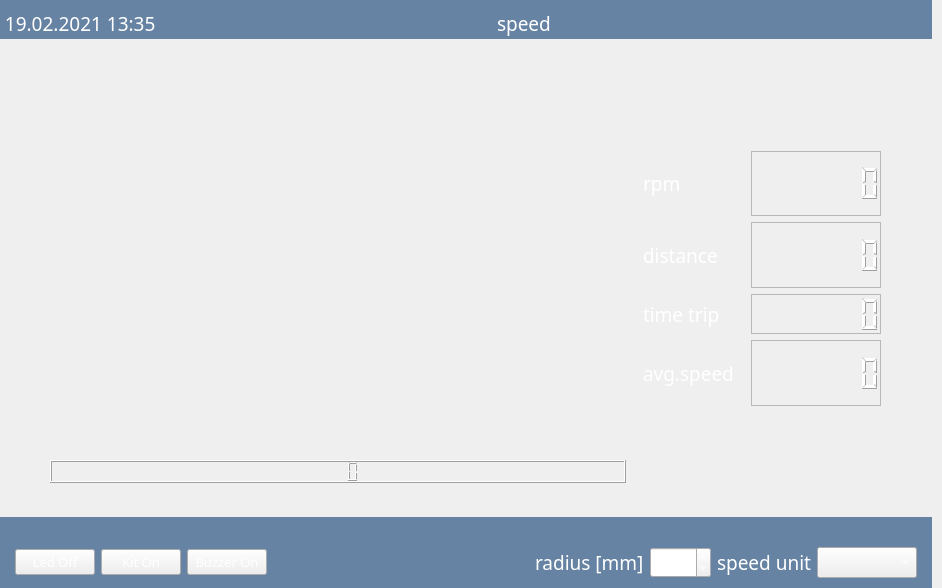
Before: the Qt Designer form mainwindow.ui in piotrw777/hall_sensor_gui, drawn with Qt 5.
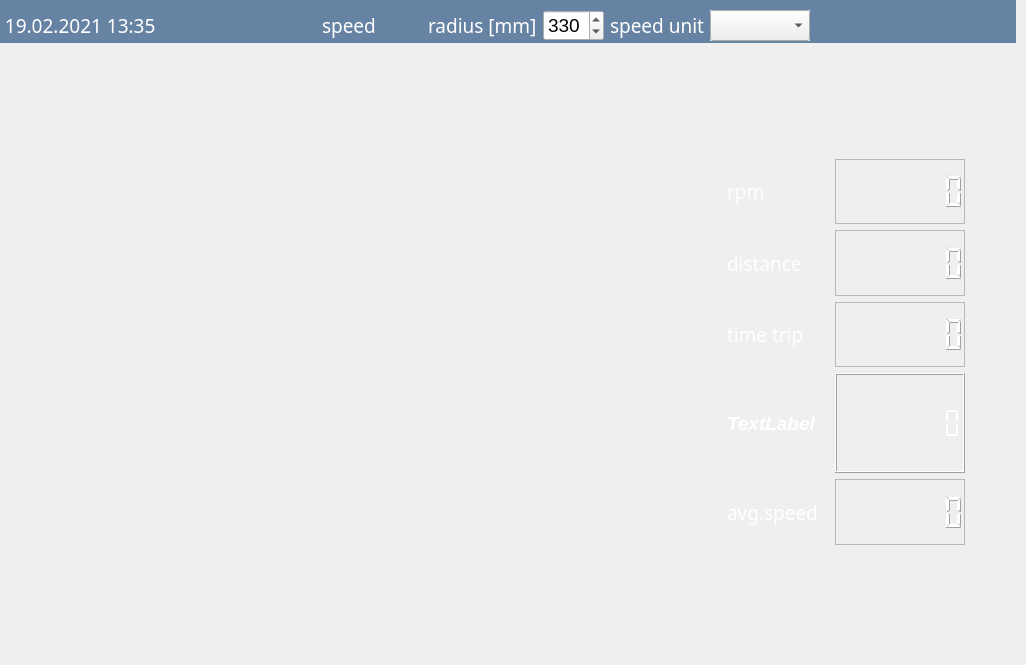
After: the same form once the commit is applied. Icons and pictures are not drawn. Custom widgets are drawn as their Qt base class.

Commit message: unit class added

The edit to the form file:
```diff
--- a/mainwindow.ui
+++ b/mainwindow.ui
@@ -6,8 +6,8 @@
    <rect>
     <x>0</x>
     <y>0</y>
-    <width>942</width>
-    <height>588</height>
+    <width>1026</width>
+    <height>665</height>
    </rect>
   </property>
   <property name="minimumSize">
@@ -52,7 +52,7 @@
      <number>10</number>
     </property>
     <property name="bottomMargin">
-     <number>0</number>
+     <number>10</number>
     </property>
     <item>
      <widget class="QWidget" name="topPanel" native="true">
@@ -156,6 +156,90 @@
          </property>
         </widget>
        </item>
+       <item>
+        <widget class="QLabel" name="label">
+         <property name="font">
+          <font>
+           <family>Mongolian Baiti</family>
+           <pointsize>14</pointsize>
+           <weight>50</weight>
+           <italic>false</italic>
+           <bold>false</bold>
+          </font>
+         </property>
+         <property name="text">
+          <string>radius [mm]</string>
+         </property>
+        </widget>
+       </item>
+       <item>
+        <widget class="QSpinBox" name="spinBox_radius">
+         <property name="enabled">
+          <bool>true</bool>
+         </property>
+         <property name="font">
+          <font>
+           <pointsize>14</pointsize>
+          </font>
+         </property>
+         <property name="styleSheet">
+          <string notr="true">QSpinBox#spinBox_radius
+{
+color: black;
+
+}</string>
+         </property>
+         <property name="maximum">
+          <number>999</number>
+         </property>
+         <property name="value">
+          <number>330</number>
+         </property>
+        </widget>
+       </item>
+       <item>
+        <widget class="QLabel" name="label_2">
+         <property name="font">
+          <font>
+           <family>Mongolian Baiti</family>
+           <pointsize>14</pointsize>
+           <weight>50</weight>
+           <italic>false</italic>
+           <bold>false</bold>
+          </font>
+         </property>
+         <property name="text">
+          <string>speed unit</string>
+         </property>
+        </widget>
+       </item>
+       <item>
+        <widget class="QComboBox" name="comboBox">
+         <property name="enabled">
+          <bool>true</bool>
+         </property>
+         <property name="font">
+          <font>
+           <pointsize>14</pointsize>
+          </font>
+         </property>
+         <property name="contextMenuPolicy">
+          <enum>Qt::DefaultContextMenu</enum>
+         </property>
+         <property name="autoFillBackground">
+          <bool>true</bool>
+         </property>
+         <property name="styleSheet">
+          <string notr="true">QComboBox#comboBox
+{
+color: black;
+}</string>
+         </property>
+         <property name="currentText">
+          <string notr="true"/>
+         </property>
+        </widget>
+       </item>
        <item>
         <spacer name="horizontalSpacer_4">
          <property name="orientation">
@@ -169,6 +253,32 @@
          </property>
         </spacer>
        </item>
+       <item>
+        <widget class="QPushButton" name="pushButton_settings">
+         <property name="text">
+          <string/>
+         </property>
+         <property name="icon">
+          <iconset resource="resources.qrc">
+           <normaloff>:/images/resources/tool.png</normaloff>:/images/resources/tool.png</iconset>
+         </property>
+         <property name="iconSize">
+          <size>
+           <width>40</width>
+           <height>40</height>
+          </size>
+         </property>
+         <property name="autoDefault">
+          <bool>false</bool>
+         </property>
+         <property name="default">
+          <bool>true</bool>
+         </property>
+         <property name="flat">
+          <bool>true</bool>
+         </property>
+        </widget>
+       </item>
        <item>
         <widget class="QPushButton" name="pushButton_exit">
          <property name="text">
@@ -218,6 +328,22 @@
         <property name="leftMargin">
          <number>50</number>
         </property>
+        <item>
+         <spacer name="verticalSpacer_4">
+          <property name="orientation">
+           <enum>Qt::Vertical</enum>
+          </property>
+          <property name="sizeType">
+           <enum>QSizePolicy::Preferred</enum>
+          </property>
+          <property name="sizeHint" stdset="0">
+           <size>
+            <width>20</width>
+            <height>40</height>
+           </size>
+          </property>
+         </spacer>
+        </item>
         <item>
          <widget class="speedometer" name="speedmeter" native="true">
           <property name="sizePolicy">
@@ -243,30 +369,6 @@
           </property>
          </widget>
         </item>
-        <item>
-         <widget class="QLCDNumber" name="lcd_speed">
-          <property name="layoutDirection">
-           <enum>Qt::LeftToRight</enum>
-          </property>
-          <property name="smallDecimalPoint">
-           <bool>false</bool>
-          </property>
-          <property name="digitCount">
-           <number>4</number>
-          </property>
-         </widget>
-        </item>
-        <item>
-         <widget class="QWidget" name="horizontalWidget" native="true">
-          <property name="minimumSize">
-           <size>
-            <width>0</width>
-            <height>20</height>
-           </size>
-          </property>
-          <layout class="QHBoxLayout" name="horizontalLayout_4"/>
-         </widget>
-        </item>
        </layout>
       </item>
       <item>
@@ -303,21 +405,55 @@
            </property>
           </widget>
          </item>
-         <item row="4" column="0">
-          <widget class="QLabel" name="label_avg_speed">
+         <item row="6" column="0">
+          <spacer name="verticalSpacer_3">
+           <property name="orientation">
+            <enum>Qt::Vertical</enum>
+           </property>
+           <property name="sizeHint" stdset="0">
+            <size>
+             <width>20</width>
+             <height>40</height>
+            </size>
+           </property>
+          </spacer>
+         </item>
+         <item row="3" column="1">
+          <widget class="QLCDNumber" name="lcd_time_trip">
+           <property name="sizePolicy">
+            <sizepolicy hsizetype="Preferred" vsizetype="MinimumExpanding">
+             <horstretch>0</horstretch>
+             <verstretch>0</verstretch>
+            </sizepolicy>
+           </property>
+           <property name="minimumSize">
+            <size>
+             <width>130</width>
+             <height>40</height>
+            </size>
+           </property>
+           <property name="maximumSize">
+            <size>
+             <width>150</width>
+             <height>65</height>
+            </size>
+           </property>
            <property name="font">
             <font>
-             <family>Mongolian Baiti</family>
-             <pointsize>14</pointsize>
-             <weight>50</weight>
-             <bold>false</bold>
+             <pointsize>12</pointsize>
             </font>
            </property>
-           <property name="text">
-            <string>avg.speed</string>
+           <property name="frameShape">
+            <enum>QFrame::StyledPanel</enum>
            </property>
-           <property name="alignment">
-            <set>Qt::AlignLeading|Qt::AlignLeft|Qt::AlignVCenter</set>
+           <property name="frameShadow">
+            <enum>QFrame::Raised</enum>
+           </property>
+           <property name="lineWidth">
+            <number>2</number>
+           </property>
+           <property name="digitCount">
+            <number>7</number>
            </property>
           </widget>
          </item>
@@ -340,67 +476,7 @@
            </property>
           </widget>
          </item>
-         <item row="1" column="1">
-          <widget class="QLCDNumber" name="lcd_rpm">
-           <property name="sizePolicy">
-            <sizepolicy hsizetype="Preferred" vsizetype="MinimumExpanding">
-             <horstretch>0</horstretch>
-             <verstretch>0</verstretch>
-            </sizepolicy>
-           </property>
-           <property name="minimumSize">
-            <size>
-             <width>130</width>
-             <height>40</height>
-            </size>
-           </property>
-           <property name="maximumSize">
-            <size>
-             <width>150</width>
-             <height>65</height>
-            </size>
-           </property>
-           <property name="font">
-            <font>
-             <pointsize>12</pointsize>
-            </font>
-           </property>
-           <property name="frameShape">
-            <enum>QFrame::StyledPanel</enum>
-           </property>
-           <property name="frameShadow">
-            <enum>QFrame::Raised</enum>
-           </property>
-           <property name="lineWidth">
-            <number>2</number>
-           </property>
-           <property name="smallDecimalPoint">
-            <bool>false</bool>
-           </property>
-           <property name="digitCount">
-            <number>7</number>
-           </property>
-          </widget>
-         </item>
-         <item row="3" column="0">
-          <widget class="QLabel" name="label_time_trip">
-           <property name="font">
-            <font>
-             <family>Mongolian Baiti</family>
-             <pointsize>14</pointsize>
-             <weight>50</weight>
-             <bold>false</bold>
-            </font>
-           </property>
-           <property name="text">
-            <string>time trip</string>
-           </property>
-           <property name="alignment">
-            <set>Qt::AlignLeading|Qt::AlignLeft|Qt::AlignVCenter</set>
-           </property>
-          </widget>
-         </item>
-         <item row="4" column="1">
+         <item row="5" column="1">
           <widget class="QLCDNumber" name="lcd_avg_speed">
            <property name="sizePolicy">
             <sizepolicy hsizetype="Preferred" vsizetype="MinimumExpanding">
@@ -448,119 +524,6 @@
            </property>
           </widget>
          </item>
-         <item row="0" column="1">
-          <spacer name="verticalSpacer_2">
-           <property name="orientation">
-            <enum>Qt::Vertical</enum>
-           </property>
-           <property name="sizeHint" stdset="0">
-            <size>
-             <width>20</width>
-             <height>40</height>
-            </size>
-           </property>
-          </spacer>
-         </item>
-         <item row="2" column="1">
-          <widget class="QLCDNumber" name="lcd_distance">
-           <property name="sizePolicy">
-            <sizepolicy hsizetype="Preferred" vsizetype="MinimumExpanding">
-             <horstretch>0</horstretch>
-             <verstretch>0</verstretch>
-            </sizepolicy>
-           </property>
-           <property name="minimumSize">
-            <size>
-             <width>130</width>
-             <height>40</height>
-            </size>
-           </property>
-           <property name="maximumSize">
-            <size>
-             <width>150</width>
-             <height>66</height>
-            </size>
-           </property>
-           <property name="font">
-            <font>
-             <pointsize>12</pointsize>
-            </font>
-           </property>
-           <property name="layoutDirection">
-            <enum>Qt::LeftToRight</enum>
-           </property>
-           <property name="frameShape">
-            <enum>QFrame::StyledPanel</enum>
-           </property>
-           <property name="frameShadow">
-            <enum>QFrame::Raised</enum>
-           </property>
-           <property name="lineWidth">
-            <number>2</number>
-           </property>
-           <property name="smallDecimalPoint">
-            <bool>false</bool>
-           </property>
-           <property name="digitCount">
-            <number>7</number>
-           </property>
-           <property name="value" stdset="0">
-            <double>0.000000000000000</double>
-           </property>
-          </widget>
-         </item>
-         <item row="3" column="1">
-          <widget class="QLCDNumber" name="lcd_time_trip">
-           <property name="sizePolicy">
-            <sizepolicy hsizetype="Fixed" vsizetype="Fixed">
-             <horstretch>0</horstretch>
-             <verstretch>0</verstretch>
-            </sizepolicy>
-           </property>
-           <property name="minimumSize">
-            <size>
-             <width>130</width>
-             <height>40</height>
-            </size>
-           </property>
-           <property name="maximumSize">
-            <size>
-             <width>150</width>
-             <height>65</height>
-            </size>
-           </property>
-           <property name="font">
-            <font>
-             <pointsize>12</pointsize>
-            </font>
-           </property>
-           <property name="frameShape">
-            <enum>QFrame::StyledPanel</enum>
-           </property>
-           <property name="frameShadow">
-            <enum>QFrame::Raised</enum>
-           </property>
-           <property name="lineWidth">
-            <number>2</number>
-           </property>
-           <property name="digitCount">
-            <number>7</number>
-           </property>
-          </widget>
-         </item>
-         <item row="5" column="0">
-          <spacer name="verticalSpacer_3">
-           <property name="orientation">
-            <enum>Qt::Vertical</enum>
-           </property>
-           <property name="sizeHint" stdset="0">
-            <size>
-             <width>20</width>
-             <height>40</height>
-            </size>
-           </property>
-          </spacer>
-         </item>
          <item row="2" column="2">
           <spacer name="horizontalSpacer_3">
            <property name="orientation">
@@ -577,184 +540,195 @@
            </property>
           </spacer>
          </item>
+         <item row="5" column="0">
+          <widget class="QLabel" name="label_avg_speed">
+           <property name="font">
+            <font>
+             <family>Mongolian Baiti</family>
+             <pointsize>14</pointsize>
+             <weight>50</weight>
+             <bold>false</bold>
+            </font>
+           </property>
+           <property name="text">
+            <string>avg.speed</string>
+           </property>
+           <property name="alignment">
+            <set>Qt::AlignLeading|Qt::AlignLeft|Qt::AlignVCenter</set>
+           </property>
+          </widget>
+         </item>
+         <item row="1" column="1">
+          <widget class="QLCDNumber" name="lcd_rpm">
+           <property name="sizePolicy">
+            <sizepolicy hsizetype="Preferred" vsizetype="MinimumExpanding">
+             <horstretch>0</horstretch>
+             <verstretch>0</verstretch>
+            </sizepolicy>
+           </property>
+           <property name="minimumSize">
+            <size>
+             <width>130</width>
+             <height>40</height>
+            </size>
+           </property>
+           <property name="maximumSize">
+            <size>
+             <width>150</width>
+             <height>65</height>
+            </size>
+           </property>
+           <property name="font">
+            <font>
+             <pointsize>12</pointsize>
+            </font>
+           </property>
+           <property name="frameShape">
+            <enum>QFrame::StyledPanel</enum>
+           </property>
+           <property name="frameShadow">
+            <enum>QFrame::Raised</enum>
+           </property>
+           <property name="lineWidth">
+            <number>2</number>
+           </property>
+           <property name="smallDecimalPoint">
+            <bool>false</bool>
+           </property>
+           <property name="digitCount">
+            <number>7</number>
+           </property>
+          </widget>
+         </item>
+         <item row="2" column="1">
+          <widget class="QLCDNumber" name="lcd_distance">
+           <property name="sizePolicy">
+            <sizepolicy hsizetype="Preferred" vsizetype="MinimumExpanding">
+             <horstretch>0</horstretch>
+             <verstretch>0</verstretch>
+            </sizepolicy>
+           </property>
+           <property name="minimumSize">
+            <size>
+             <width>130</width>
+             <height>40</height>
+            </size>
+           </property>
+           <property name="maximumSize">
+            <size>
+             <width>150</width>
+             <height>66</height>
+            </size>
+           </property>
+           <property name="font">
+            <font>
+             <pointsize>12</pointsize>
+            </font>
+           </property>
+           <property name="layoutDirection">
+            <enum>Qt::LeftToRight</enum>
+           </property>
+           <property name="frameShape">
+            <enum>QFrame::StyledPanel</enum>
+           </property>
+           <property name="frameShadow">
+            <enum>QFrame::Raised</enum>
+           </property>
+           <property name="lineWidth">
+            <number>2</number>
+           </property>
+           <property name="smallDecimalPoint">
+            <bool>false</bool>
+           </property>
+           <property name="digitCount">
+            <number>7</number>
+           </property>
+           <property name="value" stdset="0">
+            <double>0.000000000000000</double>
+           </property>
+          </widget>
+         </item>
+         <item row="3" column="0">
+          <widget class="QLabel" name="label_time_trip">
+           <property name="font">
+            <font>
+             <family>Mongolian Baiti</family>
+             <pointsize>14</pointsize>
+             <weight>50</weight>
+             <bold>false</bold>
+            </font>
+           </property>
+           <property name="text">
+            <string>time trip</string>
+           </property>
+           <property name="alignment">
+            <set>Qt::AlignLeading|Qt::AlignLeft|Qt::AlignVCenter</set>
+           </property>
+          </widget>
+         </item>
+         <item row="0" column="1">
+          <spacer name="verticalSpacer_2">
+           <property name="orientation">
+            <enum>Qt::Vertical</enum>
+           </property>
+           <property name="sizeHint" stdset="0">
+            <size>
+             <width>20</width>
+             <height>40</height>
+            </size>
+           </property>
+          </spacer>
+         </item>
+         <item row="4" column="0">
+          <widget class="QLabel" name="label_3">
+           <property name="font">
+            <font>
+             <pointsize>14</pointsize>
+             <weight>75</weight>
+             <italic>true</italic>
+             <bold>true</bold>
+            </font>
+           </property>
+           <property name="text">
+            <string>TextLabel</string>
+           </property>
+          </widget>
+         </item>
+         <item row="4" column="1">
+          <widget class="QLCDNumber" name="lcd_time_trip2">
+           <property name="sizePolicy">
+            <sizepolicy hsizetype="Preferred" vsizetype="MinimumExpanding">
+             <horstretch>0</horstretch>
+             <verstretch>0</verstretch>
+            </sizepolicy>
+           </property>
+           <property name="minimumSize">
+            <size>
+             <width>130</width>
+             <height>40</height>
+            </size>
+           </property>
+           <property name="font">
+            <font>
+             <pointsize>14</pointsize>
+             <weight>75</weight>
+             <italic>true</italic>
+             <bold>true</bold>
+            </font>
+           </property>
+           <property name="digitCount">
+            <number>8</number>
+           </property>
+           <property name="segmentStyle">
+            <enum>QLCDNumber::Flat</enum>
+           </property>
+          </widget>
+         </item>
         </layout>
        </widget>
       </item>
      </layout>
     </item>
-    <item>
-     <widget class="QWidget" name="bottom_Panel" native="true">
-      <property name="styleSheet">
-       <string notr="true">QWidget#bottom_Panel
-{
-background: rgb(9, 56, 110,150)
-}</string>
-      </property>
-      <layout class="QHBoxLayout" name="horizontalLayout">
-       <property name="leftMargin">
-        <number>0</number>
-       </property>
-       <property name="topMargin">
-        <number>30</number>
-       </property>
-       <property name="rightMargin">
-        <number>0</number>
-       </property>
-       <property name="bottomMargin">
-        <number>10</number>
-       </property>
-       <item>
-        <spacer name="horizontalSpacer_5">
-         <property name="orientation">
-          <enum>Qt::Horizontal</enum>
-         </property>
-         <property name="sizeType">
-          <enum>QSizePolicy::Preferred</enum>
-         </property>
-         <property name="sizeHint" stdset="0">
-          <size>
-           <width>15</width>
-           <height>20</height>
-          </size>
-         </property>
-        </spacer>
-       </item>
-       <item>
-        <widget class="QPushButton" name="pushButton_led">
-         <property name="font">
-          <font>
-           <family>Mongolian Baiti</family>
-           <pointsize>10</pointsize>
-           <weight>50</weight>
-           <bold>false</bold>
-          </font>
-         </property>
-         <property name="text">
-          <string>Led Off</string>
-         </property>
-        </widget>
-       </item>
-       <item>
-        <widget class="QPushButton" name="pushButton_kit">
-         <property name="font">
-          <font>
-           <family>Mongolian Baiti</family>
-           <pointsize>10</pointsize>
-           <weight>50</weight>
-           <bold>false</bold>
-          </font>
-         </property>
-         <property name="text">
-          <string>Kit On</string>
-         </property>
-        </widget>
-       </item>
-       <item>
-        <widget class="QPushButton" name="pushButton_buzzer">
-         <property name="font">
-          <font>
-           <family>Mongolian Baiti</family>
-           <pointsize>10</pointsize>
-           <weight>50</weight>
-           <bold>false</bold>
-          </font>
-         </property>
-         <property name="text">
-          <string>Buzzer On</string>
-         </property>
-        </widget>
-       </item>
-       <item>
-        <spacer name="horizontalSpacer_2">
-         <property name="orientation">
-          <enum>Qt::Horizontal</enum>
-         </property>
-         <property name="sizeHint" stdset="0">
-          <size>
-           <width>40</width>
-           <height>20</height>
-          </size>
-         </property>
-        </spacer>
-       </item>
-       <item>
-        <widget class="QLabel" name="label">
-         <property name="font">
-          <font>
-           <family>Mongolian Baiti</family>
-           <pointsize>14</pointsize>
-           <weight>50</weight>
-           <italic>false</italic>
-           <bold>false</bold>
-          </font>
-         </property>
-         <property name="text">
-          <string>radius [mm]</string>
-         </property>
-        </widget>
-       </item>
-       <item>
-        <widget class="QSpinBox" name="spinBox_radius">
-         <property name="enabled">
-          <bool>true</bool>
-         </property>
-         <property name="font">
-          <font>
-           <pointsize>14</pointsize>
-          </font>
-         </property>
-         <property name="maximum">
-          <number>999</number>
-         </property>
-         <property name="value">
-          <number>330</number>
-         </property>
-        </widget>
-       </item>
-       <item>
-        <widget class="QLabel" name="label_2">
-         <property name="font">
-          <font>
-           <family>Mongolian Baiti</family>
-           <pointsize>14</pointsize>
-           <weight>50</weight>
-           <italic>false</italic>
-           <bold>false</bold>
-          </font>
-         </property>
-         <property name="text">
-          <string>speed unit</string>
-         </property>
-        </widget>
-       </item>
-       <item>
-        <widget class="QComboBox" name="comboBox">
-         <property name="font">
-          <font>
-           <pointsize>14</pointsize>
-          </font>
-         </property>
-        </widget>
-       </item>
-       <item>
-        <spacer name="horizontalSpacer_6">
-         <property name="orientation">
-          <enum>Qt::Horizontal</enum>
-         </property>
-         <property name="sizeType">
-          <enum>QSizePolicy::Preferred</enum>
-         </property>
-         <property name="sizeHint" stdset="0">
-          <size>
-           <width>15</width>
-           <height>20</height>
-          </size>
-         </property>
-        </spacer>
-       </item>
-      </layout>
-     </widget>
-    </item>
    </layout>
   </widget>
  </widget>
```
The commit also changes 14 other files.
